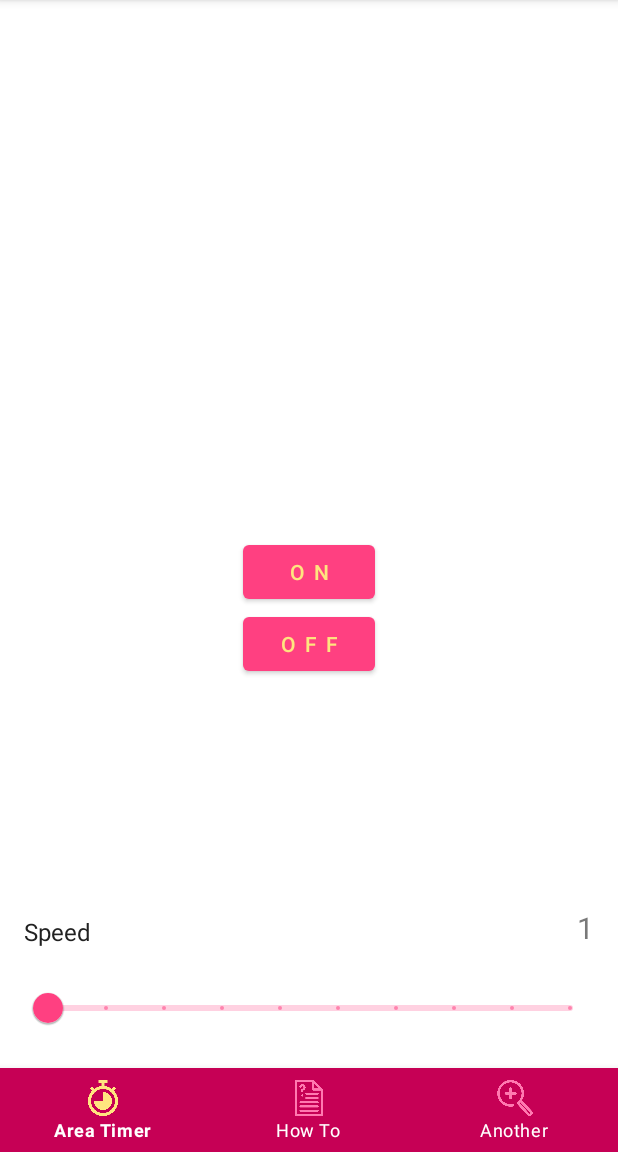
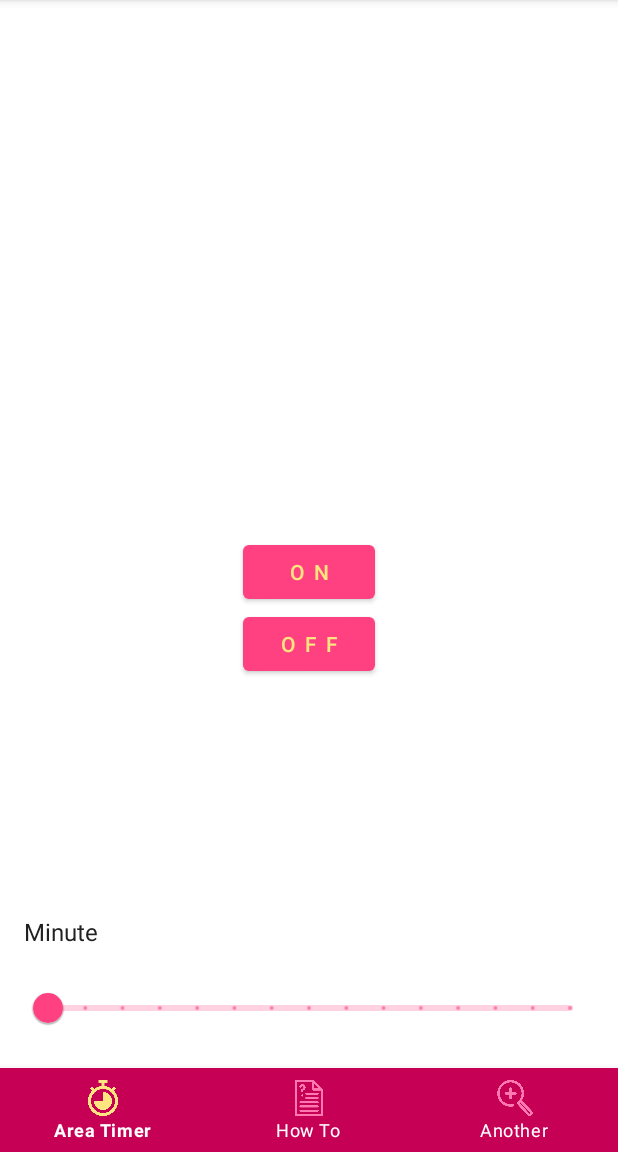
Before and after one commit to Voo-Up/ArousingTimer, an Android app: the screen it shows after launch (MainActivity), after a tap on "O N", on a phone screen of 412 x 824 dp, the part 84-1236 px from its top. Run offline under Robolectric (Android 15) with nearby library versions, the phone set to English and light mode, and no system bars; our stand-ins replace AdMob.

Commit message:
기능 완벽. 1분~15분 타이머에 맞춰서 면적이 딱 넓어짐
시간에 맞춰서 면적이 딱 넓어짐. 오차 1~2초

근데 2~3페이지 하나도 못채움 지금

```diff
--- a/AndroidProject/app/src/main/java/com/vup/arousingtimer/AreatimerFragment.java
+++ b/AndroidProject/app/src/main/java/com/vup/arousingtimer/AreatimerFragment.java
@@ -1,10 +1,8 @@
 package com.vup.arousingtimer;
 
 import android.content.Intent;
-import android.net.Uri;
-import android.os.Build;
+import android.content.IntentFilter;
 import android.os.Bundle;
-import android.provider.Settings;
 import android.util.Log;
 import android.view.LayoutInflater;
 import android.view.View;
@@ -15,11 +13,16 @@ import androidx.annotation.NonNull;
 import androidx.annotation.Nullable;
 import androidx.fragment.app.Fragment;
 
+import com.google.android.material.slider.Slider;
+
 public class AreatimerFragment extends Fragment {
     final private String TAG = "AreatimerFragment";
 
     private Button btnOnTimer;
     private Button btnOffTimer;
+    private Slider sldEnlargeMinute;
+
+    private ScreenStateReceiver screenStateReceiver;
     private boolean isServiceActivate = false;
 
     @Nullable
@@ -30,13 +33,17 @@ public class AreatimerFragment extends Fragment {
 
         btnOnTimer = (Button)v.findViewById(R.id.btn_on_timer);
         btnOffTimer = (Button)v.findViewById(R.id.btn_off_timer);
+        sldEnlargeMinute = (Slider)v.findViewById(R.id.sld_enlarge_minute);
 
         btnOnTimer.setOnClickListener(new View.OnClickListener() {
             @Override
             public void onClick(View v) {
                 Log.i(TAG, "Service START");
+                Log.i(TAG, "slider value : " + sldEnlargeMinute.getValue());
                 isServiceActivate = true;
-                getActivity().startService(new Intent(getActivity(), OverlayTimerService.class));
+                Intent intent = new Intent(getActivity(), OverlayTimerService.class);
+                intent.putExtra("enlarge_speed", (int) sldEnlargeMinute.getValue());
+                getActivity().startService(intent);
             }
         });
 
@@ -49,6 +56,36 @@ public class AreatimerFragment extends Fragment {
             }
         });
 
+        setScreenStateMonitor();
         return v;
     }
+
+    private void setScreenStateMonitor() {
+        screenStateReceiver = new ScreenStateReceiver();
+        screenStateReceiver.setScreenCallback(new ScreenCallback() {
+            @Override
+            public void screenOn() {
+                Log.i(TAG, "screenOn");
+                if(isServiceActivate)
+                    getActivity().startService(new Intent(getContext(), OverlayTimerService.class));
+            }
+
+            @Override
+            public void screenOff() {
+                Log.i(TAG, "screenOff");
+                if(isServiceActivate)
+                    getActivity().stopService(new Intent(getContext(), OverlayTimerService.class));
+            }
+        });
+        IntentFilter filter = new IntentFilter();
+        filter.addAction(Intent.ACTION_SCREEN_ON);
+        filter.addAction(Intent.ACTION_SCREEN_OFF);
+        getActivity().registerReceiver(screenStateReceiver, filter);
+    }
+
+    @Override
+    public void onDestroy() {
+        super.onDestroy();
+        getActivity().unregisterReceiver(screenStateReceiver);
+    }
 }
--- a/AndroidProject/app/src/main/java/com/vup/arousingtimer/MainActivity.java
+++ b/AndroidProject/app/src/main/java/com/vup/arousingtimer/MainActivity.java
@@ -21,14 +21,14 @@ import com.google.android.gms.ads.AdView;
 import com.google.android.gms.ads.MobileAds;
 import com.google.android.material.bottomnavigation.BottomNavigationView;
 
-public class MainActivity extends AppCompatActivity implements ScreenCallback {
+public class MainActivity extends AppCompatActivity {
     final private String TAG = "MainActivity";
     final private int REQ_CODE_OVERLAY_PERMISSION = 0;
 
     private AdView mAdView;
 
     private boolean isServiceActivate = false;
-    private ScreenStateReceiver screenStateReceiver;
+
 
     private ViewPager vpContainer;
     private BottomNavigationView botnavMain;
@@ -44,7 +44,7 @@ public class MainActivity extends AppCompatActivity implements ScreenCallback {
         }
         setContentView(R.layout.activity_main);
         loadAdmob();
-        setScreenStateMonitor();
+
 
         vpContainer = (ViewPager)findViewById(R.id.container);
         botnavMain = (BottomNavigationView)findViewById(R.id.botnav_main);
@@ -96,12 +96,6 @@ public class MainActivity extends AppCompatActivity implements ScreenCallback {
         });
     }
 
-    @Override
-    protected void onDestroy() {
-        super.onDestroy();
-        unregisterReceiver(screenStateReceiver);
-    }
-
     protected void onActivityResult(int requestCode, int resultCode,  Intent data) {
         super.onActivityResult(requestCode, resultCode, data);
         if (requestCode == REQ_CODE_OVERLAY_PERMISSION) {
@@ -115,23 +109,13 @@ public class MainActivity extends AppCompatActivity implements ScreenCallback {
         }
     }
 
-    public void startOverlayTimerService() {
-        Log.i(TAG, "Service START");
-        startService(new Intent(getApplicationContext(), OverlayTimerService.class));
-    }
+
 
     public void stopOverlayTimerService() {
         Log.i(TAG, "Service END");
         stopService(new Intent(getApplicationContext(), OverlayTimerService.class));
     }
-    private void setScreenStateMonitor() {
-        screenStateReceiver = new ScreenStateReceiver();
-        screenStateReceiver.setScreenCallback(this);
-        IntentFilter filter = new IntentFilter();
-        filter.addAction(Intent.ACTION_SCREEN_ON);
-        filter.addAction(Intent.ACTION_SCREEN_OFF);
-        registerReceiver(screenStateReceiver, filter);
-    }
+
 
     private void loadAdmob() {
         MobileAds.initialize(this, getString(R.string.admob_app_id));
@@ -180,18 +164,4 @@ public class MainActivity extends AppCompatActivity implements ScreenCallback {
 
         });
     }
-
-    @Override
-    public void screenOn() {
-        Log.i(TAG, "screenOn");
-        if(isServiceActivate)
-            startService(new Intent(getApplicationContext(), OverlayTimerService.class));
-    }
-
-    @Override
-    public void screenOff() {
-        Log.i(TAG, "screenOff");
-        if(isServiceActivate)
-            stopService(new Intent(getApplicationContext(), OverlayTimerService.class));
-    }
 }
--- a/AndroidProject/app/src/main/res/layout/fragment_areatimer.xml
+++ b/AndroidProject/app/src/main/res/layout/fragment_areatimer.xml
@@ -24,20 +24,6 @@
         app:layout_constraintRight_toRightOf="parent"
         app:layout_constraintTop_toBottomOf="@+id/btn_on_timer"/>
 
-    <com.google.android.gms.ads.AdView
-        xmlns:ads="http://schemas.android.com/apk/res-auto"
-        android:id="@+id/adView"
-        android:layout_width="match_parent"
-        android:layout_height="wrap_content"
-        android:layout_margin="4dp"
-        android:layout_marginVertical="8dp"
-        app:layout_constraintLeft_toLeftOf="parent"
-        app:layout_constraintRight_toRightOf="parent"
-        app:layout_constraintBottom_toTopOf="@+id/tv_enlarge_speed"
-        ads:adSize="BANNER"
-        ads:adUnitId="@string/banner_ad_unit_id"
-        />
-
     <TextView
         android:layout_width="wrap_content"
         android:layout_height="wrap_content"
@@ -45,23 +31,12 @@
         android:layout_margin="16dp"
         android:textSize="16dp"
         app:layout_constraintLeft_toLeftOf="parent"
-        app:layout_constraintBottom_toTopOf="@+id/sld_enlarge_speed"
-        android:text="Speed"/>
-
-    <TextView
-        android:id="@+id/tv_enlarge_speed"
-        android:layout_width="wrap_content"
-        android:layout_height="wrap_content"
-        android:textColor="@color/onBackgroundLight"
-        android:layout_margin="16dp"
-        android:textSize="20dp"
-        app:layout_constraintRight_toRightOf="parent"
-        app:layout_constraintBottom_toTopOf="@+id/sld_enlarge_speed"
-        android:text="1"/>
+        app:layout_constraintBottom_toTopOf="@+id/sld_enlarge_minute"
+        android:text="Minute"/>
 
 
     <com.google.android.material.slider.Slider
-        android:id="@+id/sld_enlarge_speed"
+        android:id="@+id/sld_enlarge_minute"
         android:layout_width="match_parent"
         android:layout_height="wrap_content"
         android:layout_margin="16dp"
@@ -70,7 +45,7 @@
         app:layout_constraintBottom_toBottomOf="parent"
         android:layout_weight="1"
         android:valueFrom="1"
-        android:valueTo="10"
+        android:valueTo="15"
         android:stepSize="1"
         />
 
```
Also changed, not shown: AndroidProject/app/src/main/java/com/vup/arousingtimer/OverlayTimerService.java (+11 -8 lines), AndroidProject/app/src/main/java/com/vup/arousingtimer/OverlayTimerView.java (+35 -15 lines).
